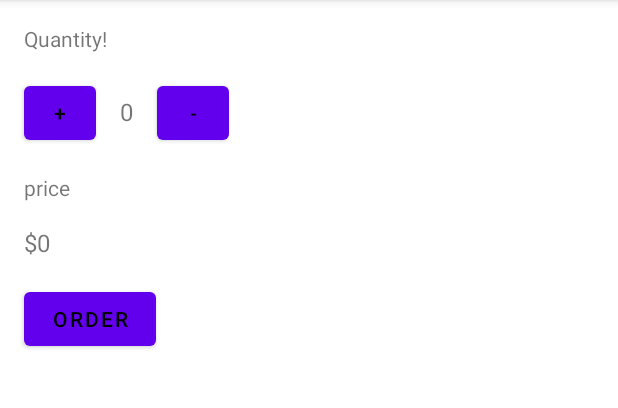
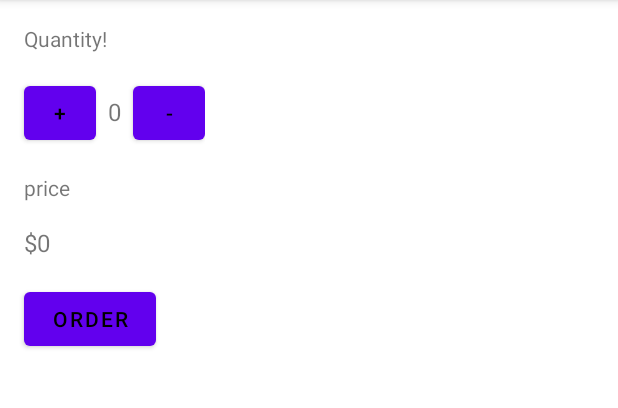
Before and after one commit to ETS-Android2/Android-Application-Development, an Android app: the screen it shows after launch (MainActivity), on a phone screen of 412 x 824 dp, the part 84-492 px from its top. Run offline under Robolectric (Android 15) with nearby library versions, the phone set to English and light mode, and no system bars.

Commit message:
Nested Linear Layout Edit

```diff
--- a/Android Basics User Input 2/Making an App Interactive Part 1/app/src/main/res/layout/activity_main.xml
+++ b/Android Basics User Input 2/Making an App Interactive Part 1/app/src/main/res/layout/activity_main.xml
@@ -37,14 +37,14 @@
         android:text="0"
         android:id="@+id/quantity_text_view"
         android:layout_marginTop="16dp"
-        android:layout_marginLeft="16dp"
+        android:layout_marginLeft="8dp"
         android:textSize="16sp"
         />
     <Button
         android:layout_width="48dp"
         android:layout_height="48dp"
         android:layout_marginTop="16dp"
-        android:layout_marginLeft="16dp"
+        android:layout_marginLeft="8dp"
         android:onClick="decrement"
         android:text="-"
         android:textColor="@color/black" />
```
